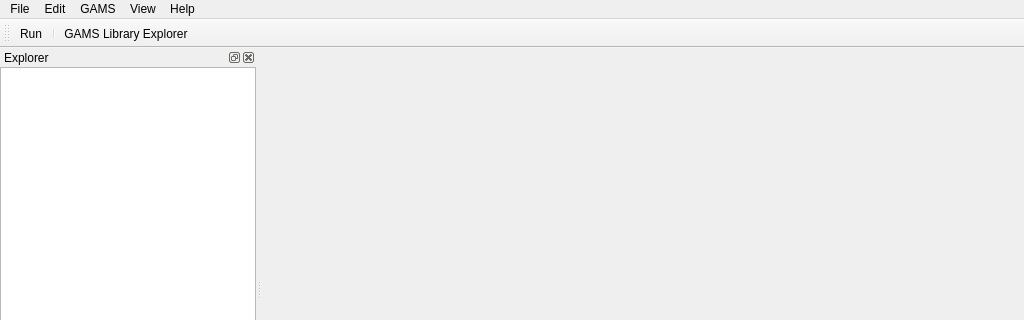
The window that src/mainwindow.ui (GAMS-dev/studio) describes before a commit, drawn with Qt 5; both pictures show x 0 to 1024 and y 0 to 320 of the 1024 by 768 pixel window.
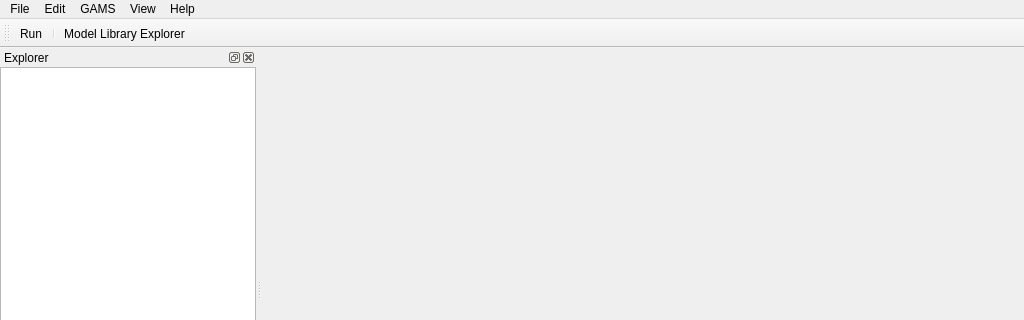
The same window after the commit. Icons and pictures are not drawn.

Commit message: consistent naming of Model Library Explorer

The edit to the form file:
```diff
--- a/src/mainwindow.ui
+++ b/src/mainwindow.ui
@@ -397,7 +397,7 @@
   </action>
   <action name="actionGAMS_Library">
    <property name="text">
-    <string>GAMS Library Explorer</string>
+    <string>Model Library Explorer</string>
    </property>
   </action>
   <action name="actionRun">
```
The commit also changes 1 other file.
